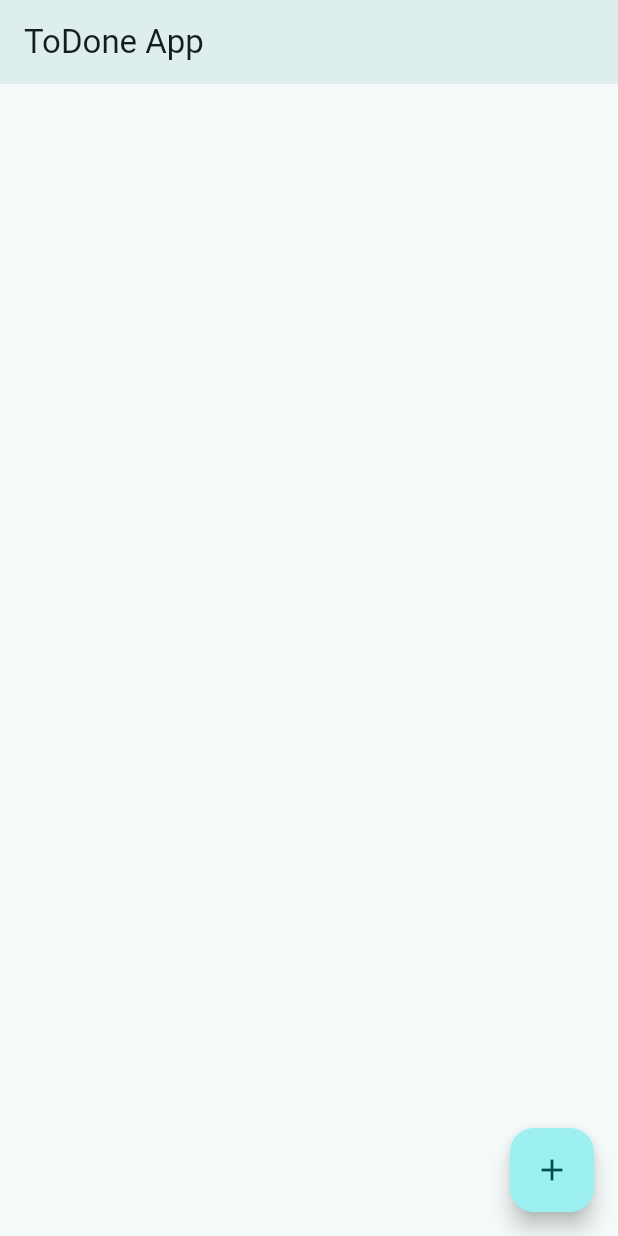
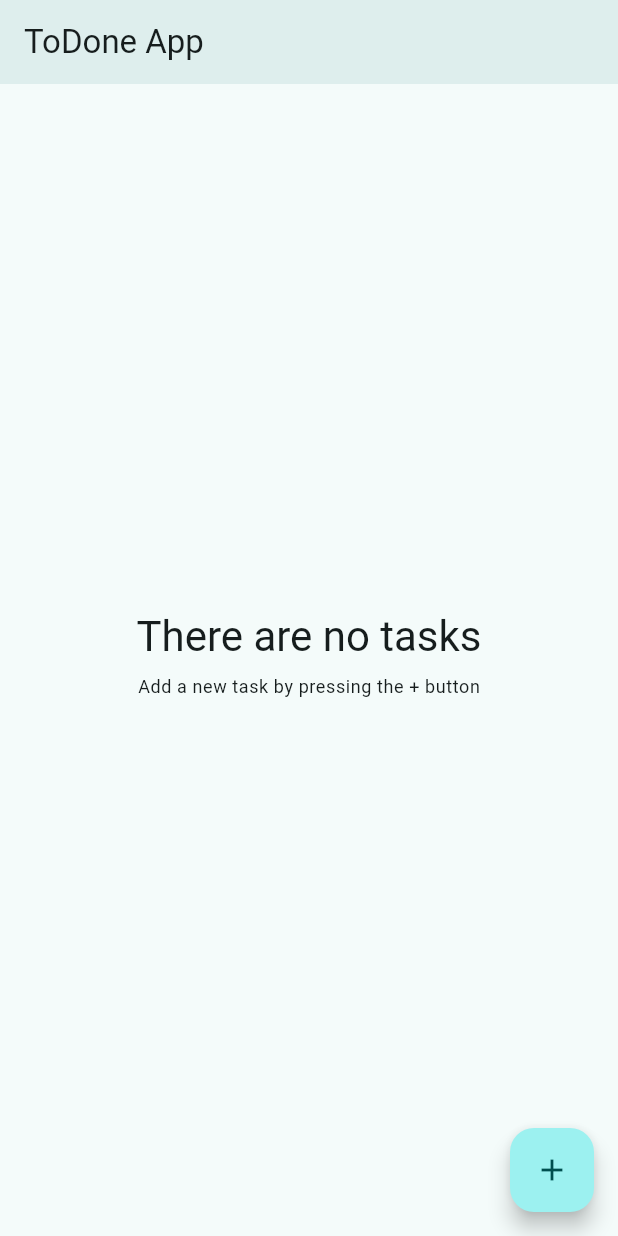
Before and after one commit to UriMtzF/todone_app, a Flutter app: the screen it shows after launch, on a phone screen of 412 x 824 dp. Run offline on Flutter 3.47's test engine with Material 3 defaults, Android fonts, the phone set to English and light mode, and no system bars; our stand-ins replace flutter_slidable; missing offline and left inert: todone_lib.

Commit message:
Add a notification if there are no tasks

```diff
--- a/lib/l10n/intl_en.arb
+++ b/lib/l10n/intl_en.arb
@@ -15,5 +15,9 @@
   "titleCannotBeEmpty": "The title cannot be empty",
   "@titleCannotBeEmpty": {},
   "title": "Title",
-  "@title": {}
+  "@title": {},
+  "emptyList": "There are no tasks",
+  "@emptyList": {},
+  "emptyListDescription": "Add a new task by pressing the + button",
+  "@emptyListDescription": {}
 }
--- a/lib/l10n/intl_es.arb
+++ b/lib/l10n/intl_es.arb
@@ -15,5 +15,9 @@
   "titleCannotBeEmpty": "El título no puede estar vacío",
   "@titleCannotBeEmpty": {},
   "title": "Título",
-  "@title": {}
+  "@title": {},
+  "emptyList": "No hay tareas",
+  "@emptyList": {},
+  "emptyListDescription": "Agrega una nueva tarea haciendo clic en el botón +",
+  "@emptyListDescription": {}
 }
--- a/lib/pages/home.dart
+++ b/lib/pages/home.dart
@@ -3,7 +3,9 @@ import 'dart:io';
 
 import 'package:flutter/material.dart';
 import 'package:path_provider/path_provider.dart';
+import 'package:todone_app/generated/l10n.dart';
 import 'package:todone_app/util/dialog_box.dart';
+import 'package:todone_app/util/empty_list_view.dart';
 import 'package:todone_app/util/todo_tile.dart';
 import 'package:todone_lib/todone_lib.dart';
 
@@ -89,10 +91,9 @@ class _HomeState extends State<Home> {
   }
 
   void _deleteTask(int index) {
-    setState(() {
     tasks.removeAt(index);
     parser.writeToFilePath(tasksPath, tasks);
-    });
+    setState(() {});
   }
 
   @override
@@ -120,7 +121,12 @@ class _HomeState extends State<Home> {
           setState(() {});
           return Future<void>.delayed(const Duration(seconds: 0));
         },
-        child: ListView.builder(
+        child: tasks.isEmpty
+            ? EmptyListView(
+                title: S.current.emptyList,
+                description: S.current.emptyListDescription,
+              )
+            : ListView.builder(
                 physics: const AlwaysScrollableScrollPhysics(),
                 itemCount: tasks.length,
                 itemBuilder: (context, index) {
--- /dev/null
+++ b/lib/util/empty_list_view.dart
@@ -0,0 +1,34 @@
+import 'package:flutter/material.dart';
+
+class EmptyListView extends StatelessWidget {
+  final String title;
+  final String? description;
+  const EmptyListView({
+    super.key,
+    required this.title,
+    this.description,
+  });
+
+  @override
+  Widget build(BuildContext context) {
+    return Center(
+      child: Column(
+        mainAxisAlignment: MainAxisAlignment.center,
+        children: [
+          Text(
+            title,
+            style: Theme.of(context).textTheme.headlineMedium,
+          ),
+          if (description != null)
+            Padding(
+              padding: const EdgeInsets.all(8),
+              child: Text(
+                description!,
+                style: Theme.of(context).textTheme.bodySmall,
+              ),
+            )
+        ],
+      ),
+    );
+  }
+}
--- a/pubspec.yaml
+++ b/pubspec.yaml
@@ -16,7 +16,7 @@ publish_to: 'none' # Remove this line if you wish to publish to pub.dev
 # https://developer.apple.com/library/archive/documentation/General/Reference/InfoPlistKeyReference/Articles/CoreFoundationKeys.html
 # In Windows, build-name is used as the major, minor, and patch parts
 # of the product and file versions while build-number is used as the build suffix.
-version: 1.1.0+2
+version: 1.1.2+1
 
 environment:
   sdk: '>=3.2.5 <4.0.0'
```
Also changed, not shown: lib/util/todo_tile.dart (+11 -8 lines), lib/generated/intl/messages_en.dart, lib/generated/intl/messages_es.dart, lib/generated/l10n.dart. Lines whose indentation alone changed are shown as unchanged.
